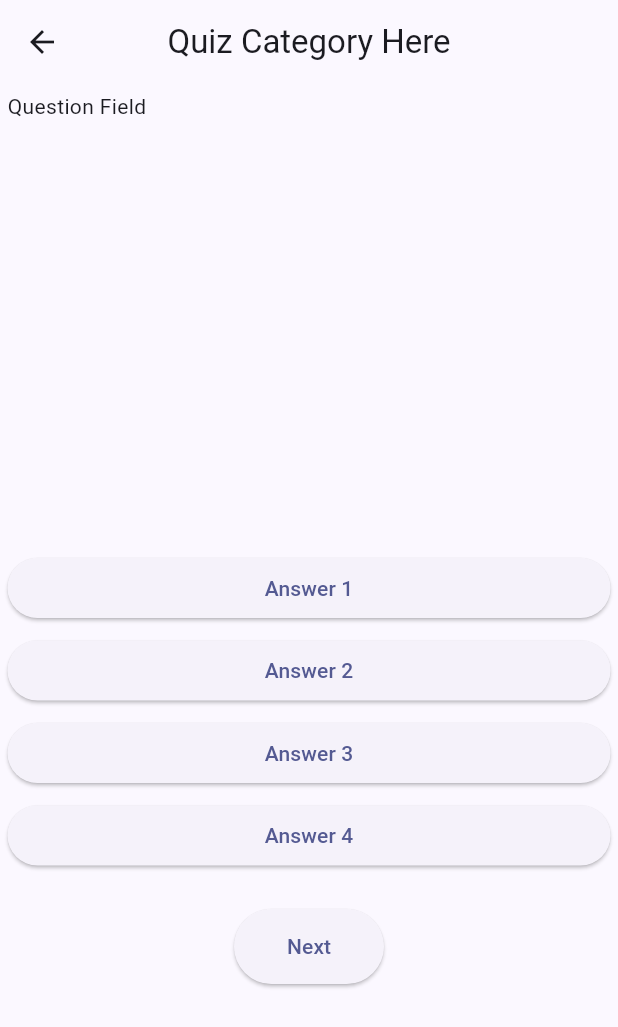
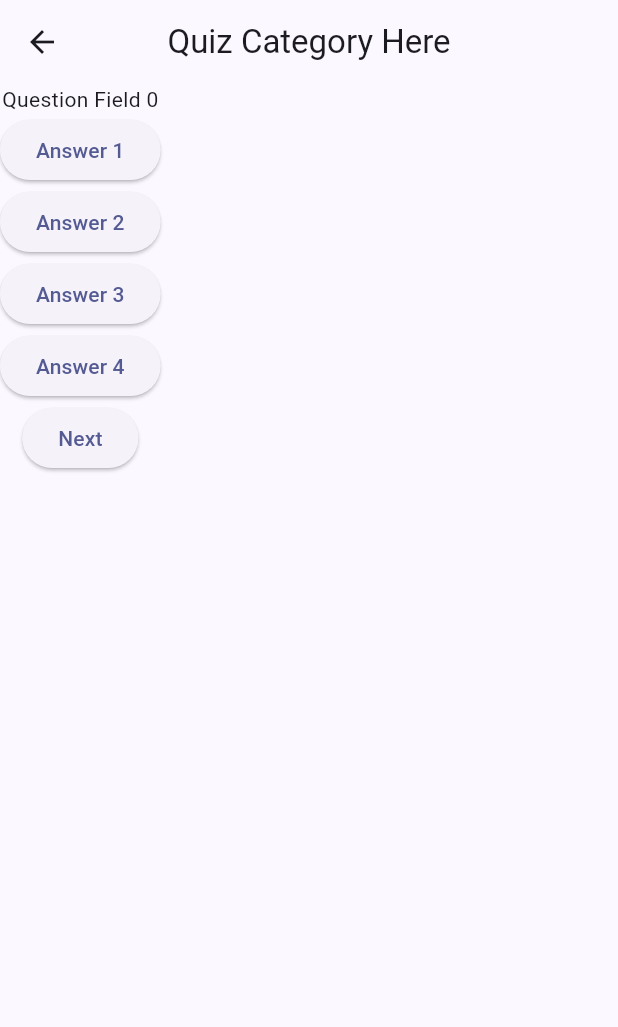
Before and after one commit to johnjoemer/Trivia_App, a Flutter app: the QuizPage screen opened directly, on a phone screen of 412 x 824 dp. Shown: the top 1027 px of the screen. Run offline on Flutter 3.47's test engine with Material 2 defaults, Android fonts, the phone set to English and light mode, and no system bars.

Commit message:
added iteration on quiz page
just need to fetch the data using future builder and use it in the loop.

```diff
--- a/trivia_quiz_app/lib/screens/quiz_page.dart
+++ b/trivia_quiz_app/lib/screens/quiz_page.dart
@@ -1,5 +1,6 @@
 // import 'dart:math';
 import 'package:flutter/material.dart';
+import 'package:trivia_quiz_app/screens/quizfinish_page.dart';
 // import 'package:trivia_quiz_app/resources/api_fetcher.dart';
 
 class QuizPage extends StatefulWidget {
@@ -10,94 +11,76 @@ class QuizPage extends StatefulWidget {
 }
 
 class _QuizPageState extends State<QuizPage> {
+  List<Widget> widgets = [];
+  int index = 0;
 
   @override
   Widget build(BuildContext context){
+
+    if(index < 10){
+      widgets.clear();
+      widgets.add(Text('Question Field $index'));
+      widgets.add(ElevatedButton(
+        onPressed: () {
+
+        },
+        child: Text('Answer 1'),
+      ));
+      widgets.add(ElevatedButton(
+        onPressed: () {
+
+        },
+        child: Text('Answer 2'),
+      ));
+      widgets.add(ElevatedButton(
+        onPressed: () {
+
+        },
+        child: Text('Answer 3'),
+      ));
+      widgets.add(ElevatedButton(
+        onPressed: () {
+
+        },
+        child: Text('Answer 4'),
+      ));
+      if(index < 9){
+        widgets.add(ElevatedButton(
+        onPressed: () {
+          setState(() {
+            index++;
+          });
+        },
+        child: Text('Next'),
+      ));
+      }
+      else if(index == 9){
+        widgets.add(ElevatedButton(
+          onPressed:() {
+            setState(() {
+              index = 0;
+            });
+            Navigator.push(
+              context,
+              MaterialPageRoute(builder: (context) => const FinishPage()),
+            );
+          },
+          child: Text('Finish'),
+        ));
+      }
+    }
+    else{
+      throw Exception("Can't load page");
+    }
+
+
     return Scaffold(
       appBar: AppBar(
       title: const Text('Quiz Category Here'),
       centerTitle: true,
     ),
-    body: Column(
-      mainAxisAlignment: MainAxisAlignment.start,
-      children: <Widget>[
-
-        Container(
-        padding:const EdgeInsets.all(5),
-          child: Column(
-            children: [
-              const SizedBox(
-                width: 500,
-                height: 300,
-                child: Text('Question Field'),
-              ),
-
-              const SizedBox(height: 7),
-
-              SizedBox(
-                width: 500,
-                child: ElevatedButton(
-                  onPressed: (){
-
-                  },
-                  child: const Text("Answer 1"),
-                ),
-              ),
-
-              const SizedBox(height: 7),
-
-              SizedBox(
-                width: 500,
-                child: ElevatedButton(
-                  onPressed: (){
-
-                  },
-                  child: const Text("Answer 2"),
-                ),
-              ),
-
-               const SizedBox(height: 7),
-
-              SizedBox(
-                width: 500,
-                child: ElevatedButton(
-                  onPressed: (){
-
-                  },
-                  child: const Text("Answer 3"),
-                ),
-              ),
-
-               const SizedBox(height: 7),
-
-              SizedBox(
-                width: 500,
-                child: ElevatedButton(
-                  onPressed: (){
-
-                  },
-                  child: const Text("Answer 4"),
-                ),
-              ),
-
-              const SizedBox(height: 25),
-
-              SizedBox(
-                width: 100,
-                height: 50,
-                child: ElevatedButton(
-                  onPressed: (){
-
-                  },
-                  child: const Text("Next"),
-                ),
-              ),
-
-
-            ],
-          )
-        ),
-      ]
+    body:Column(
+      children: widgets,
     ),
     );
   }
```
